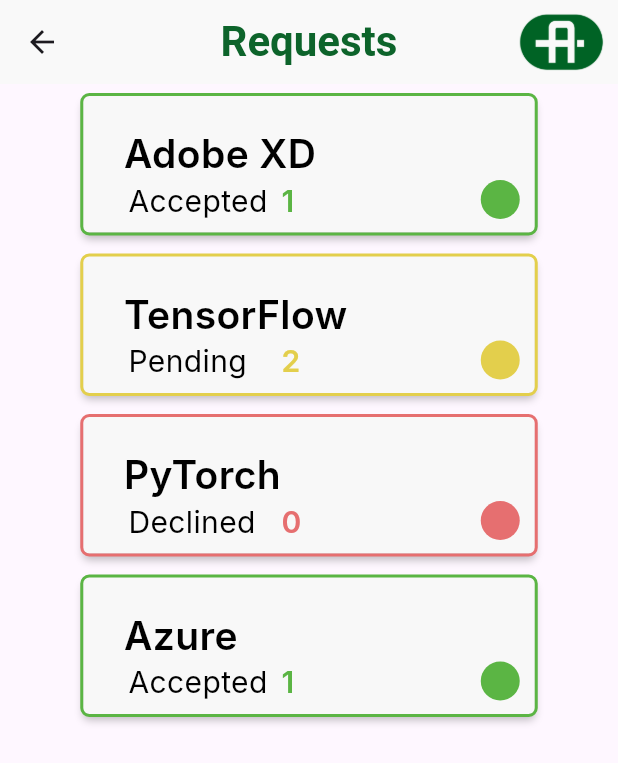
After one commit to AndKlet/Autronica-Onboarding-clean, a Flutter app: the RequestScreen screen opened directly, on a phone screen of 412 x 824 dp. The commit adds this screen. Shown: the top 763 px of the screen. Run offline on Flutter 3.47's test engine with Material 3 defaults, Android fonts, the phone set to English and light mode, and no system bars; our stand-ins replace dotted_border; Roboto replaces fonts that are missing (Inter).

Commit message:
feat: fixed requests and login  screen for demo

```diff
--- a/frontend/autron/lib/src/screens/login_screen.dart
+++ b/frontend/autron/lib/src/screens/login_screen.dart
@@ -17,7 +17,7 @@ class _LoginPageState extends State<LoginPage> {
   @override
   Widget build(BuildContext context) {
     return Scaffold(
-      backgroundColor: AppColors.autronGrey,
+      backgroundColor: AppColors.autronWhite,
       body: SafeArea(
         child: Center(
           child: Column(
--- /dev/null
+++ b/frontend/autron/lib/src/screens/request_screen.dart
@@ -0,0 +1,58 @@
+import 'package:autron/globals/theme/app_colors.dart';
+import 'package:autron/src/widgets/statusAlert.dart';
+import 'package:autron/src/widgets/app_bar.dart';
+import 'package:flutter/material.dart';
+
+class RequestScreen extends StatelessWidget {
+  static const routeName = '/request-screen';
+
+  const RequestScreen({super.key});
+// Sample list of button titles
+
+  static const List<Map<String, dynamic>> requests = [
+    {
+      'title': 'Adobe XD',
+      'status': 'Accepted',
+      'color': AppColors.autronAccepted,
+      'count': 1
+    },
+    {
+      'title': 'TensorFlow',
+      'status': 'Pending',
+      'color': AppColors.autronPending,
+      'count': 2
+    },
+    {
+      'title': 'PyTorch',
+      'status': 'Declined',
+      'color': AppColors.autronDeclined,
+      'count': 0
+    },
+    {
+      'title': 'Azure',
+      'status': 'Accepted',
+      'color': AppColors.autronAccepted,
+      'count': 1
+    }
+  ];
+
+  @override
+  Widget build(BuildContext context) {
+    return Scaffold(
+      appBar: const CustomAppBar(title: 'Requests'),
+      body: ListView.builder(
+          itemCount: requests.length,
+          itemBuilder: (context, index) {
+            final request = requests[index];
+            return Padding(
+              padding: const EdgeInsets.all(8.0),
+              child: StatusAlert(
+                  title: request['title']!,
+                  value: request['status']!,
+                  count: request['count']!,
+                  color: request['color']!),
+            );
+          }),
+    );
+  }
+}
```
